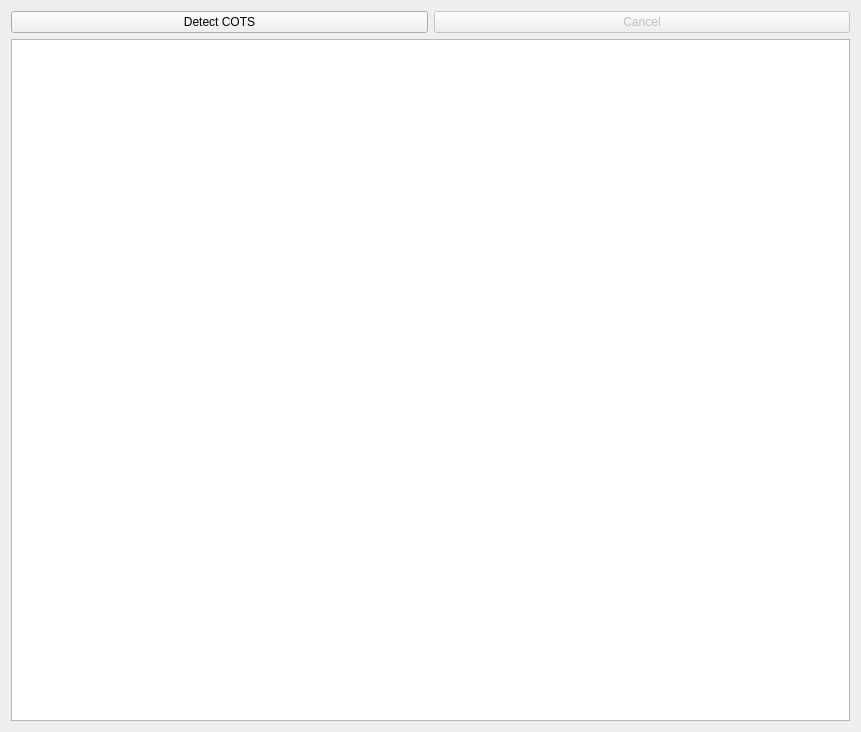
The window that src/resources/eod_cots.ui (open-AIMS/reefscan_desktop_data_manager) describes before a commit, drawn with Qt 5.
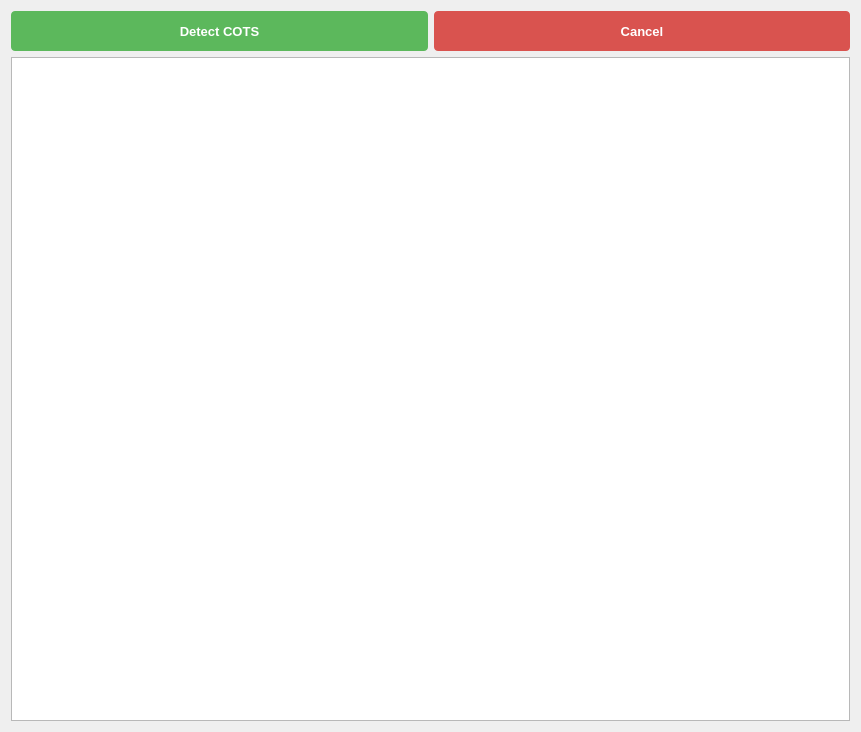
The same window after the commit.

Diff of the .ui file:
```diff
--- a/src/resources/eod_cots.ui
+++ b/src/resources/eod_cots.ui
@@ -29,6 +29,15 @@
      <property name="enabled">
       <bool>false</bool>
      </property>
+     <property name="minimumSize">
+      <size>
+       <width>0</width>
+       <height>40</height>
+      </size>
+     </property>
+     <property name="styleSheet">
+      <string>background-color: #d9534f; color: white; font-size: 13px; font-weight: bold; border-radius: 4px;</string>
+     </property>
      <property name="text">
       <string>Cancel</string>
      </property>
@@ -36,6 +45,15 @@
    </item>
    <item row="0" column="0">
     <widget class="QPushButton" name="detectCotsButton">
+     <property name="minimumSize">
+      <size>
+       <width>0</width>
+       <height>40</height>
+      </size>
+     </property>
+     <property name="styleSheet">
+      <string>background-color: #5cb85c; color: white; font-size: 13px; font-weight: bold; border-radius: 4px;</string>
+     </property>
      <property name="text">
       <string>Detect COTS</string>
      </property>
```
